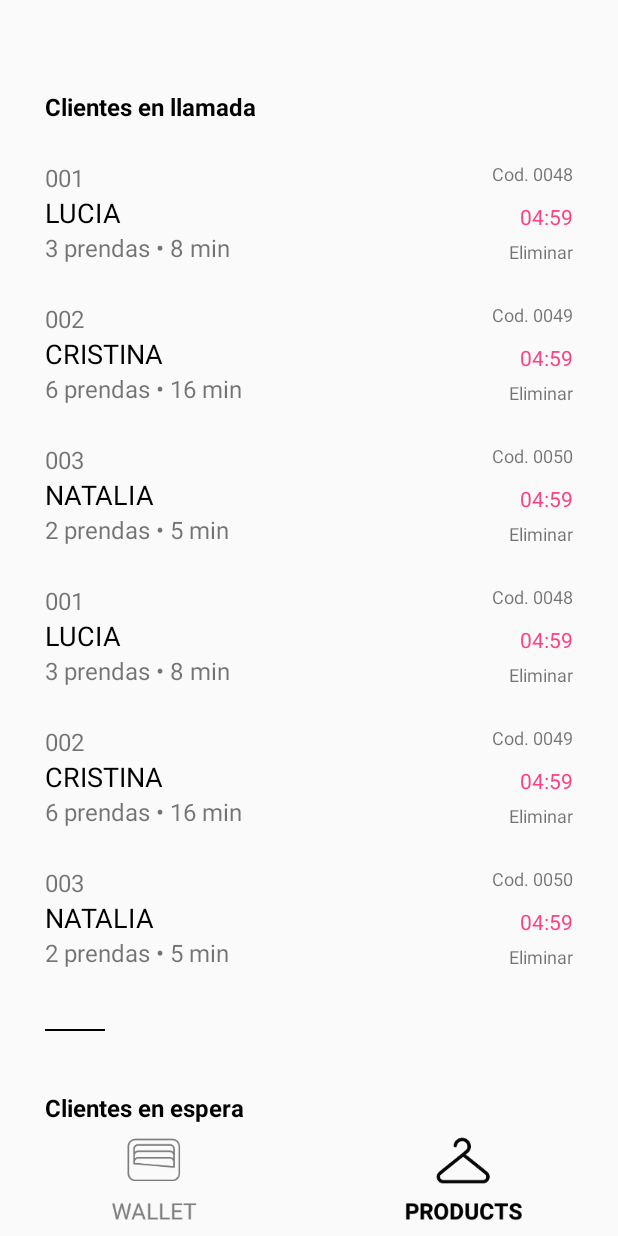
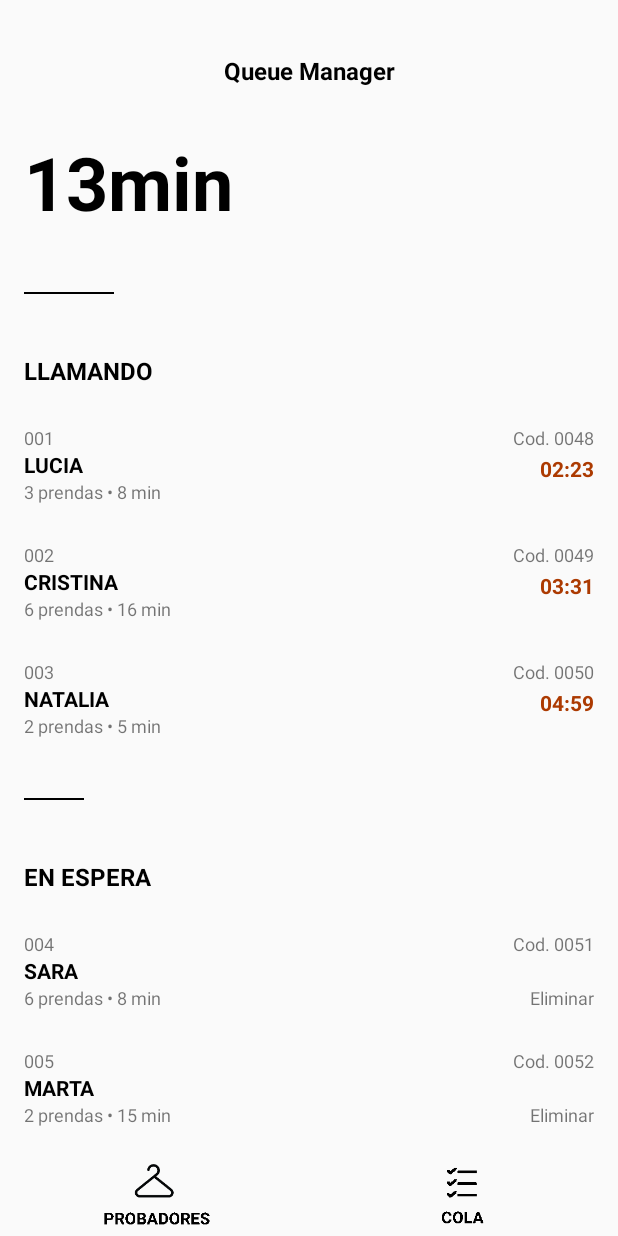
Before and after one commit to juanjecilla/Hackaton-Inditex, an Android app: the screen it shows after launch (ManageActivity), on a phone screen of 412 x 824 dp. Run offline under Robolectric (Android 15) with nearby library versions, the phone set to English and light mode, and no system bars; our stand-ins replace ButterKnife, Dagger/Hilt's generated code, Firebase (no records; nobody signed in at launch, a user with empty details on screens opened directly); 2 statements that could not run were skipped.

Commit message:
ManagerRedesign

```diff
--- a/app/src/main/java/com/monoloco/zaraqueue/activities/ManageActivity.java
+++ b/app/src/main/java/com/monoloco/zaraqueue/activities/ManageActivity.java
@@ -72,7 +72,8 @@ public class ManageActivity extends BaseActivity implements ChildEventListener,
     }
 
     private void removeListeners() {
-        databaseReference.removeEventListener(this);
+        if (databaseReference != null)
+            databaseReference.removeEventListener(this);
     }
 
     private void initializeQueue(){
--- a/app/src/main/res/layout/cabingrid_item.xml
+++ b/app/src/main/res/layout/cabingrid_item.xml
@@ -9,7 +9,7 @@
         android:layout_width="wrap_content"
         android:layout_height="wrap_content"
         android:layout_gravity="center_horizontal"
-        android:columnCount="5"
+        android:columnCount="4"
         android:layout_marginTop="20dp">
 
         <TextView
@@ -62,6 +62,7 @@
             android:layout_margin="@dimen/space"
             android:text="05"
             android:textColor="@color/colorPrimary"
+            android:textStyle="bold"
             android:backgroundTint="@color/colorPrimaryDark" />
 
         <TextView
@@ -83,6 +84,7 @@
             android:layout_margin="@dimen/space"
             android:text="07"
             android:textColor="@color/colorPrimary"
+            android:textStyle="bold"
             android:backgroundTint="@color/colorPrimaryDark"/>
 
         <TextView
@@ -104,6 +106,7 @@
             android:layout_margin="@dimen/space"
             android:text="09"
             android:textColor="@color/colorPrimary"
+            android:textStyle="bold"
             android:backgroundTint="@color/colorPrimaryDark"/>
 
         <TextView
--- a/app/src/main/res/layout/clientcalllist_item.xml
+++ b/app/src/main/res/layout/clientcalllist_item.xml
@@ -24,17 +24,9 @@
             android:layout_height="wrap_content"
             android:layout_gravity="center|right"
             android:layout_marginTop="5dp"
-            android:text="04:59"
-            android:textColor="@color/colorAccent" />
-
-        <TextView
-            android:id="@+id/eliminateitem"
-            android:layout_width="wrap_content"
-            android:layout_height="wrap_content"
-            android:layout_gravity="bottom|right"
-            android:layout_marginTop="5dp"
-            android:text="Eliminar"
-            android:textSize="12sp" />
+            android:text="02:23"
+            android:textColor="@color/colorAccent"
+            android:textStyle="bold"/>
 
 
         <LinearLayout
@@ -52,14 +44,15 @@
                 android:ellipsize="end"
                 android:maxLines="1"
                 android:text="001"
-                android:textSize="16sp" />
+                android:textSize="12sp" />
 
             <TextView
                 android:id="@+id/username"
                 android:layout_width="wrap_content"
                 android:layout_height="wrap_content"
                 android:text="LUCIA"
-                android:textSize="18sp"
+                android:textSize="14sp"
+                android:textStyle="bold"
                 android:textColor="@color/colorPrimaryDark"/>
 
 
@@ -68,7 +61,7 @@
                 android:layout_width="wrap_content"
                 android:layout_height="wrap_content"
                 android:text="3 prendas • 8 min"
-                android:textSize="16sp" />
+                android:textSize="12sp" />
         </LinearLayout>
     </FrameLayout>
     <FrameLayout
@@ -93,17 +86,9 @@
             android:layout_height="wrap_content"
             android:layout_gravity="center|right"
             android:layout_marginTop="5dp"
-            android:text="04:59"
-            android:textColor="@color/colorAccent" />
-
-        <TextView
-            android:id="@+id/eliminateitem"
-            android:layout_width="wrap_content"
-            android:layout_height="wrap_content"
-            android:layout_gravity="bottom|right"
-            android:layout_marginTop="5dp"
-            android:text="Eliminar"
-            android:textSize="12sp" />
+            android:text="03:31"
+            android:textColor="@color/colorAccent"
+            android:textStyle="bold"/>
 
 
         <LinearLayout
@@ -121,14 +106,15 @@
                 android:ellipsize="end"
                 android:maxLines="1"
                 android:text="002"
-                android:textSize="16sp" />
+                android:textSize="12sp" />
 
             <TextView
                 android:id="@+id/username"
                 android:layout_width="wrap_content"
                 android:layout_height="wrap_content"
                 android:text="CRISTINA"
-                android:textSize="18sp"
+                android:textStyle="bold"
+                android:textSize="14sp"
                 android:textColor="@color/colorPrimaryDark"/>
 
 
@@ -137,7 +123,7 @@
                 android:layout_width="wrap_content"
                 android:layout_height="wrap_content"
                 android:text="6 prendas • 16 min"
-                android:textSize="16sp" />
+                android:textSize="12sp" />
         </LinearLayout>
     </FrameLayout>
     <FrameLayout
@@ -163,16 +149,8 @@
             android:layout_gravity="center|right"
             android:layout_marginTop="5dp"
             android:text="04:59"
-            android:textColor="@color/colorAccent" />
-
-        <TextView
-            android:id="@+id/eliminateitem"
-            android:layout_width="wrap_content"
-            android:layout_height="wrap_content"
-            android:layout_gravity="bottom|right"
-            android:layout_marginTop="5dp"
-            android:text="Eliminar"
-            android:textSize="12sp" />
+            android:textColor="@color/colorAccent"
+            android:textStyle="bold"/>
 
 
         <LinearLayout
@@ -190,14 +168,15 @@
                 android:ellipsize="end"
                 android:maxLines="1"
                 android:text="003"
-                android:textSize="16sp" />
+                android:textSize="12sp" />
 
             <TextView
                 android:id="@+id/username"
                 android:layout_width="wrap_content"
                 android:layout_height="wrap_content"
                 android:text="NATALIA"
-                android:textSize="18sp"
+                android:textStyle="bold"
+                android:textSize="14sp"
                 android:textColor="@color/colorPrimaryDark"/>
 
 
@@ -206,7 +185,7 @@
                 android:layout_width="wrap_content"
                 android:layout_height="wrap_content"
                 android:text="2 prendas • 5 min"
-                android:textSize="16sp" />
+                android:textSize="12sp" />
         </LinearLayout>
     </FrameLayout>
 
--- a/app/src/main/res/layout/clientlist_item.xml
+++ b/app/src/main/res/layout/clientlist_item.xml
@@ -43,14 +43,15 @@
                 android:ellipsize="end"
                 android:maxLines="1"
                 android:text="004"
-                android:textSize="16sp" />
+                android:textSize="12sp" />
 
             <TextView
                 android:id="@+id/item_name"
                 android:layout_width="wrap_content"
                 android:layout_height="wrap_content"
                 android:text="SARA"
-                android:textSize="18sp"
+                android:textStyle="bold"
+                android:textSize="14sp"
                 android:textColor="@color/colorPrimaryDark"/>
 
 
@@ -59,7 +60,7 @@
                 android:layout_width="wrap_content"
                 android:layout_height="wrap_content"
                 android:text="6 prendas • 8 min"
-                android:textSize="16sp" />
+                android:textSize="12sp" />
         </LinearLayout>
     </FrameLayout>
     <FrameLayout
@@ -103,14 +104,15 @@
                 android:ellipsize="end"
                 android:maxLines="1"
                 android:text="005"
-                android:textSize="16sp" />
+                android:textSize="12sp" />
 
             <TextView
                 android:id="@+id/item_name"
                 android:layout_width="wrap_content"
                 android:layout_height="wrap_content"
                 android:text="MARTA"
-                android:textSize="18sp"
+                android:textSize="14sp"
+                android:textStyle="bold"
                 android:textColor="@color/colorPrimaryDark"/>
 
 
@@ -119,7 +121,7 @@
                 android:layout_width="wrap_content"
                 android:layout_height="wrap_content"
                 android:text="2 prendas • 15 min"
-                android:textSize="16sp" />
+                android:textSize="12sp" />
         </LinearLayout>
     </FrameLayout>
     <FrameLayout
@@ -163,14 +165,15 @@
                 android:ellipsize="end"
                 android:maxLines="1"
                 android:text="006"
-                android:textSize="16sp" />
+                android:textSize="12sp" />
 
             <TextView
                 android:id="@+id/item_name"
                 android:layout_width="wrap_content"
                 android:layout_height="wrap_content"
                 android:text="LIS"
-                android:textSize="18sp"
+                android:textSize="14sp"
+                android:textStyle="bold"
                 android:textColor="@color/colorPrimaryDark"/>
 
 
@@ -179,7 +182,7 @@
                 android:layout_width="wrap_content"
                 android:layout_height="wrap_content"
                 android:text="3 prendas • 5 min"
-                android:textSize="16sp" />
+                android:textSize="12sp" />
         </LinearLayout>
     </FrameLayout>
     <FrameLayout
@@ -223,14 +226,15 @@
                 android:ellipsize="end"
                 android:maxLines="1"
                 android:text="006"
-                android:textSize="16sp" />
+                android:textSize="12sp" />
 
             <TextView
                 android:id="@+id/item_name"
                 android:layout_width="wrap_content"
                 android:layout_height="wrap_content"
                 android:text="LARA"
-                android:textSize="18sp"
+                android:textSize="14sp"
+                android:textStyle="bold"
                 android:textColor="@color/colorPrimaryDark"/>
 
 
@@ -239,7 +243,7 @@
                 android:layout_width="wrap_content"
                 android:layout_height="wrap_content"
                 android:text="5 prendas • 16 min"
-                android:textSize="16sp" />
+                android:textSize="12sp" />
         </LinearLayout>
     </FrameLayout>
     <FrameLayout
@@ -283,14 +287,15 @@
                 android:ellipsize="end"
                 android:maxLines="1"
                 android:text="007"
-                android:textSize="16sp" />
+                android:textSize="12sp" />
 
             <TextView
                 android:id="@+id/item_name"
                 android:layout_width="wrap_content"
                 android:layout_height="wrap_content"
                 android:text="RAQUEL"
-                android:textSize="18sp"
+                android:textSize="14sp"
+                android:textStyle="bold"
                 android:textColor="@color/colorPrimaryDark"/>
 
 
@@ -299,7 +304,7 @@
                 android:layout_width="wrap_content"
                 android:layout_height="wrap_content"
                 android:text="1 prendas • 4 min"
-                android:textSize="16sp" />
+                android:textSize="12sp" />
         </LinearLayout>
     </FrameLayout>
     <FrameLayout
@@ -343,14 +348,15 @@
                 android:ellipsize="end"
                 android:maxLines="1"
                 android:text="008"
-                android:textSize="16sp" />
+                android:textSize="12sp" />
 
             <TextView
                 android:id="@+id/item_name"
                 android:layout_width="wrap_content"
                 android:layout_height="wrap_content"
                 android:text="CARLOTA"
-                android:textSize="18sp"
+                android:textSize="14sp"
+                android:textStyle="bold"
                 android:textColor="@color/colorPrimaryDark"/>
 
 
@@ -359,7 +365,7 @@
                 android:layout_width="wrap_content"
                 android:layout_height="wrap_content"
                 android:text="4 prendas • 10 min"
-                android:textSize="16sp" />
+                android:textSize="12sp" />
         </LinearLayout>
     </FrameLayout>
     <FrameLayout
@@ -402,15 +408,16 @@
                 android:layout_marginTop="5dp"
                 android:ellipsize="end"
                 android:maxLines="1"
-                android:text="001"
-                android:textSize="16sp" />
+                android:text="009"
+                android:textSize="12sp" />
 
             <TextView
                 android:id="@+id/item_name"
                 android:layout_width="wrap_content"
                 android:layout_height="wrap_content"
                 android:text="LUCIA"
-                android:textSize="18sp"
+                android:textSize="14sp"
+                android:textStyle="bold"
                 android:textColor="@color/colorPrimaryDark"/>
 
 
@@ -419,7 +426,7 @@
                 android:layout_width="wrap_content"
                 android:layout_height="wrap_content"
                 android:text="2 prendas • 8 min"
-                android:textSize="16sp" />
+                android:textSize="12sp" />
         </LinearLayout>
     </FrameLayout>
 
--- a/app/src/main/res/layout/content_manage.xml
+++ b/app/src/main/res/layout/content_manage.xml
@@ -26,18 +26,44 @@
                     android:layout_width="match_parent"
                     android:layout_height="wrap_content"
                     android:orientation="vertical"
-                    android:padding="30dp">
+                    android:padding="16dp">
 
                     <TextView
                         android:layout_width="match_parent"
                         android:layout_height="wrap_content"
-                        android:layout_marginTop="10dp"
-                        android:text="Clientes en llamada"
+                        android:layout_marginTop="0dp"
+                        android:text="Queue Manager"
+                        android:gravity="center_horizontal"
                         android:textStyle="bold"
                         android:textColor="@color/colorPrimaryDark"
                         android:textSize="16sp"/>
 
-                    <include layout="@layout/clientcalllist_item" />
+                    <TextView
+                        android:id="@id/queuetime" android:layout_width="match_parent"
+                        android:layout_height="wrap_content"
+                        android:layout_marginTop="30dp"
+                        android:text="13min"
+                        android:textStyle="bold"
+                        android:textColor="@color/colorPrimaryDark"
+                        android:textSize="49sp"/>
+
+                    <View
+                        android:layout_width="60dp"
+                        android:layout_height="1dp"
+                        android:layout_marginTop="40dp"
+                        android:layout_marginBottom="40dp"
+                        android:background="@color/colorPrimaryDark"/>
+
+                    <TextView
+                        android:layout_width="match_parent"
+                        android:layout_height="wrap_content"
+                        android:layout_marginTop="0dp"
+                        android:text="LLAMANDO"
+                        android:textStyle="bold"
+                        android:textColor="@color/colorPrimaryDark"
+                        android:textSize="16sp"/>
+
+
 
                     <include layout="@layout/clientcalllist_item" />
 
@@ -51,12 +77,12 @@
                     <TextView
                         android:layout_width="match_parent"
                         android:layout_height="wrap_content"
-                        android:text="Clientes en espera"
+                        android:text="EN ESPERA"
                         android:textStyle="bold"
                         android:textColor="@color/colorPrimaryDark"
                         android:textSize="16sp"/>
 
-                    <include layout="@layout/clientlist_item" />
+
 
                     <include layout="@layout/clientlist_item" />
 
@@ -70,15 +96,36 @@
                 android:layout_width="match_parent"
                 android:layout_height="match_parent"
                 android:orientation="vertical"
+                android:padding="16dp"
                 android:background="@color/colorPrimary">
 
                 <TextView
                     android:layout_width="match_parent"
                     android:layout_height="wrap_content"
+                    android:layout_marginTop="10dp"
+                    android:text="Queue Manager"
+                    android:gravity="center_horizontal"
+                    android:textStyle="bold"
+                    android:textColor="@color/colorPrimaryDark"
+                    android:textSize="16sp"/>
+
+                <FrameLayout
+                    android:id="@+id/clothesitem01"
+                    android:layout_width="match_parent"
+                    android:layout_height="wrap_content"
+                    android:layout_gravity="top"
+                    android:layout_marginTop="30dp">
+                <LinearLayout
+                    android:layout_width="wrap_content"
+                    android:layout_height="wrap_content"
+                    android:layout_gravity="left"
+                    android:orientation="vertical">
+                    <TextView
+                    android:layout_width="match_parent"
+                    android:layout_height="wrap_content"
                     android:layout_marginBottom="0dp"
-                    android:layout_marginTop="10dp"
-                    android:gravity="center_horizontal"
-                    android:text="Zara Queue"
+                    android:layout_marginTop="0dp"
+                    android:text="PROBADORES"
                     android:textStyle="bold"
                     android:textColor="@color/colorPrimaryDark"
                     android:textSize="16sp" />
@@ -86,16 +133,23 @@
                     android:id="@+id/storeaddress"
                     android:layout_width="match_parent"
                     android:layout_height="wrap_content"
-                    android:gravity="center_horizontal"
                     android:text="CALLE PRECIADOS, 18"
                     android:textColor="@color/colorPrimaryDark"/>
                 <TextView
                     android:id="@+id/storesection"
                     android:layout_width="match_parent"
                     android:layout_height="wrap_content"
-                    android:gravity="center_horizontal"
                     android:text="Zara Woman"/>
+                </LinearLayout>
+                    <TextView
+                        android:layout_width="wrap_content"
+                        android:layout_height="wrap_content"
+                        android:layout_gravity="right"
+                        android:text="Actualizar"
+                        android:textSize="12sp"/>
+                </FrameLayout>
 
+                //Grid
                 <include layout="@layout/cabingrid_item"/>
 
                 <TextView
@@ -114,7 +168,7 @@
                     android:layout_width="match_parent"
                     android:layout_height="wrap_content"
                     android:gravity="center_horizontal"
-                    android:text="00:00:00"
+                    android:text="08min"
                     android:textColor="@color/colorPrimaryDark"
                     android:textSize="16sp"/>
 
@@ -132,7 +186,7 @@
         <LinearLayout
             android:id="@+id/bottombar"
             android:layout_width="match_parent"
-            android:layout_height="150dp"
+            android:layout_height="110dp"
             android:layout_weight="1"
             android:orientation="horizontal">
 
@@ -141,14 +195,14 @@
                 android:layout_width="wrap_content"
                 android:layout_height="match_parent"
                 android:layout_weight="1"
-                android:src="@drawable/ic_menu_02wallet"/>
+                android:src="@drawable/ic_menu_05"/>
 
             <ImageView
                 android:id="@+id/queuemanagerbutton"
                 android:layout_width="wrap_content"
                 android:layout_height="match_parent"
                 android:layout_weight="1"
-                android:src="@drawable/ic_menu_01products"/>
+                android:src="@drawable/ic_menu_06"/>
 
         </LinearLayout>
 
--- a/app/src/main/res/values/colors.xml
+++ b/app/src/main/res/values/colors.xml
@@ -2,5 +2,5 @@
 <resources>
     <color name="colorPrimary">#fff</color>
     <color name="colorPrimaryDark">#000</color>
-    <color name="colorAccent">#FF4081</color>
+    <color name="colorAccent">#ac3a01</color>
 </resources>
--- a/app/src/main/res/values/dimens.xml
+++ b/app/src/main/res/values/dimens.xml
@@ -1,5 +1,5 @@
 <resources>
     <dimen name="fab_margin">16dp</dimen>
-    <dimen name="circle">45dp</dimen>
+    <dimen name="circle">65dp</dimen>
     <dimen name="space">7dp</dimen>
 </resources>
```
Also changed, not shown: app/src/main/res/drawable-hdpi/ic_menu_05.png (added), app/src/main/res/drawable-hdpi/ic_menu_06.png (added).
